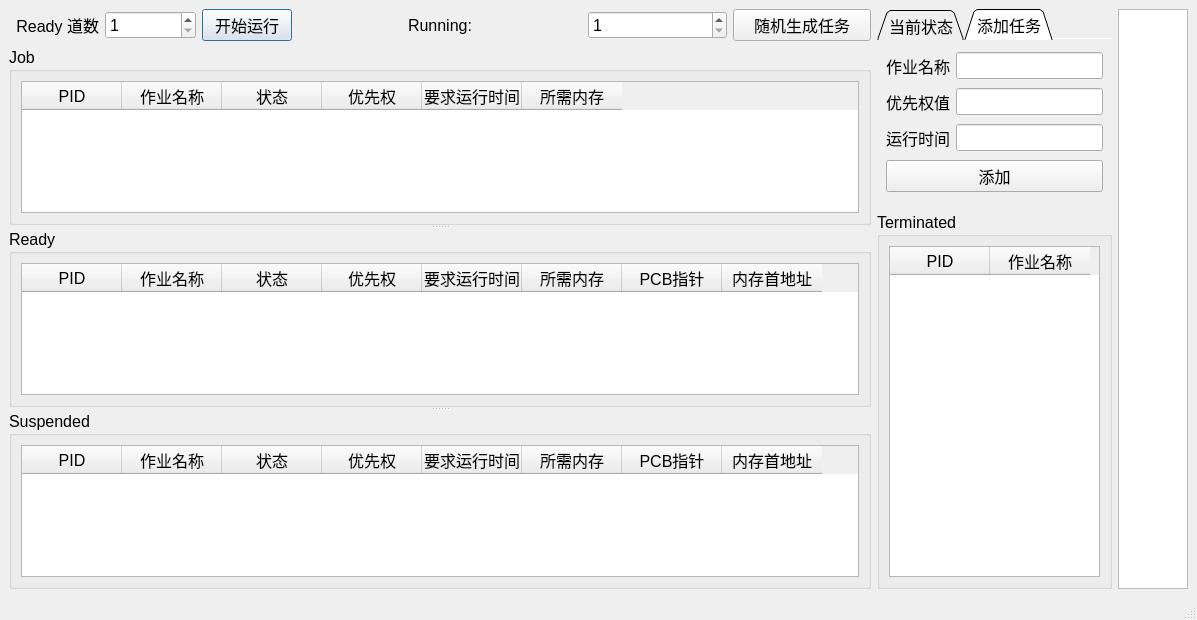
This is mainwindow.ui in Hk4Fun/OS-simulator as Qt 5 draws it before an edit. The edited form follows.
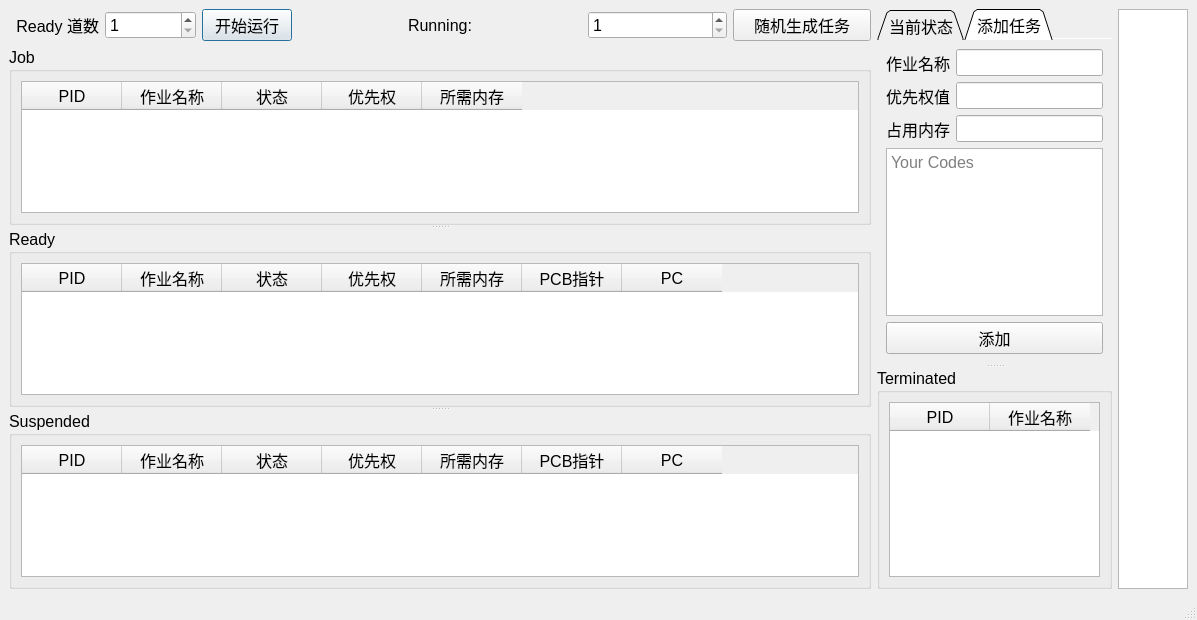
This is the edited form. The open tabs and pages were chosen to show the change.

Patch:
```diff
--- a/mainwindow.ui
+++ b/mainwindow.ui
@@ -188,11 +188,6 @@
               <string>优先权</string>
              </property>
             </column>
-            <column>
-             <property name="text">
-              <string>要求运行时间</string>
-             </property>
-            </column>
             <column>
              <property name="text">
               <string>所需内存</string>
@@ -246,11 +241,6 @@
               <string>优先权</string>
              </property>
             </column>
-            <column>
-             <property name="text">
-              <string>要求运行时间</string>
-             </property>
-            </column>
             <column>
              <property name="text">
               <string>所需内存</string>
@@ -263,7 +253,7 @@
             </column>
             <column>
              <property name="text">
-              <string>内存首地址</string>
+              <string>PC</string>
              </property>
             </column>
            </widget>
@@ -314,11 +304,6 @@
               <string>优先权</string>
              </property>
             </column>
-            <column>
-             <property name="text">
-              <string>要求运行时间</string>
-             </property>
-            </column>
             <column>
              <property name="text">
               <string>所需内存</string>
@@ -331,7 +316,7 @@
             </column>
             <column>
              <property name="text">
-              <string>内存首地址</string>
+              <string>PC</string>
              </property>
             </column>
            </widget>
@@ -343,8 +328,22 @@
      </layout>
     </item>
     <item>
-     <layout class="QVBoxLayout" name="verticalLayout_7" stretch="0,8">
-      <item>
+     <widget class="QSplitter" name="splitter_2">
+      <property name="frameShape">
+       <enum>QFrame::NoFrame</enum>
+      </property>
+      <property name="orientation">
+       <enum>Qt::Vertical</enum>
+      </property>
+      <property name="opaqueResize">
+       <bool>true</bool>
+      </property>
+      <property name="handleWidth">
+       <number>5</number>
+      </property>
+      <property name="childrenCollapsible">
+       <bool>true</bool>
+      </property>
        <widget class="QTabWidget" name="AddJobTabWidget">
         <property name="font">
          <font>
@@ -456,7 +455,7 @@
          <attribute name="title">
           <string>添加任务</string>
          </attribute>
-         <layout class="QVBoxLayout" name="verticalLayout_6">
+        <layout class="QVBoxLayout" name="verticalLayout_6" stretch="1,1,1,4,2">
           <item>
            <layout class="QHBoxLayout" name="horizontalLayout_2">
             <item>
@@ -490,7 +489,7 @@
             <item>
              <widget class="QLabel" name="AddJobTimeLabel">
               <property name="text">
-               <string>运行时间</string>
+              <string>占用内存</string>
               </property>
              </widget>
             </item>
@@ -499,6 +498,13 @@
             </item>
            </layout>
           </item>
+         <item>
+          <widget class="QTextEdit" name="JobText">
+           <property name="placeholderText">
+            <string>Your Codes</string>
+           </property>
+          </widget>
+         </item>
           <item>
            <widget class="QPushButton" name="AddJobButton">
             <property name="font">
@@ -519,8 +525,6 @@
          </layout>
         </widget>
        </widget>
-      </item>
-      <item>
        <widget class="QGroupBox" name="FinishedGroupBox">
         <property name="font">
          <font>
@@ -556,8 +560,7 @@
          </item>
         </layout>
        </widget>
-      </item>
-     </layout>
+     </widget>
     </item>
     <item>
      <widget class="QTableWidget" name="rightBarWidget">
```
Left out of the diff: 19 changed lines with no effect on the pictures. Lines whose indentation alone changed are shown as unchanged.
